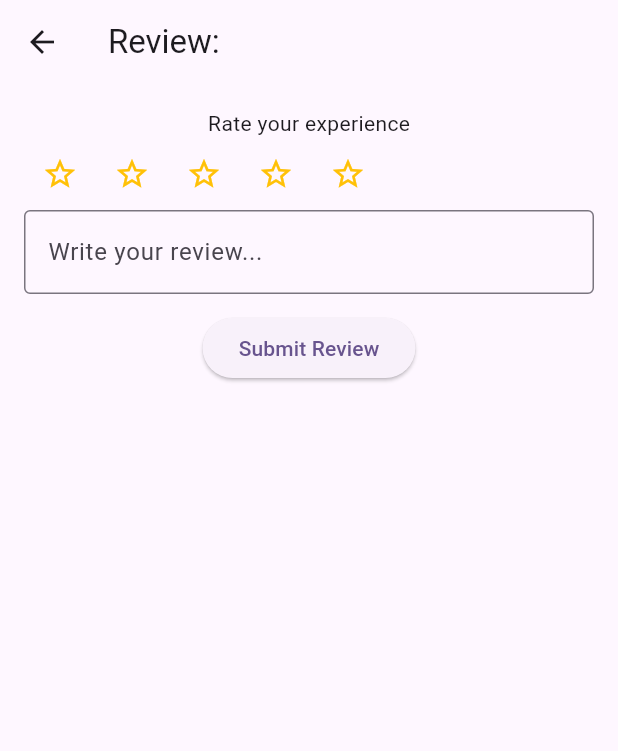
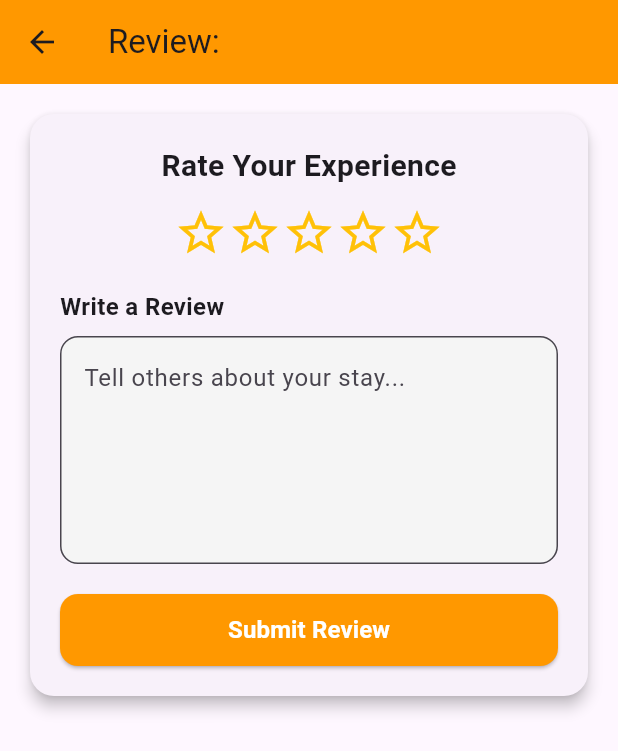
Before and after one commit to Akshayranil/cocoon_app, a Flutter app: the AddReviewScreen screen opened directly with empty values, on a phone screen of 412 x 824 dp. Shown: the top 751 px of the screen. Run offline on Flutter 3.47's test engine with Material 3 defaults, Android fonts, the phone set to English and light mode, and no system bars; our stand-ins replace bloc, cloud_firestore, equatable, firebase_auth, firebase_core, flutter_bloc and 5 more; missing offline and left inert: razorpay_flutter; accounts and stored records are empty.

Commit message:
user side completed

```diff
--- a/lib/controller/bloc/hotelbloc/fetchhotel_event.dart
+++ b/lib/controller/bloc/hotelbloc/fetchhotel_event.dart
@@ -30,3 +30,13 @@ class FilterHotelsByResidencyType extends HotelEvent {
   final String residencyType;
   FilterHotelsByResidencyType(this.residencyType);
 }
+
+class FilterHotelsByRating extends HotelEvent {
+  final double minRating;
+  FilterHotelsByRating(this.minRating);
+}
+
+class FilterHotelsByAmenities extends HotelEvent {
+  final List<String> selectedAmenities;
+  FilterHotelsByAmenities(this.selectedAmenities);
+}
--- a/lib/model/hotelmodel.dart
+++ b/lib/model/hotelmodel.dart
@@ -17,8 +17,10 @@ class Hotel {
   final String status;
   final DateTime? createdAt;
   final List<String> hotelimages;
-  final String rating;
+  final double rating;
   final String price;
+  final int reviewCount;
+
   Hotel({
     required this.id,
     required this.type,
@@ -36,8 +38,9 @@ class Hotel {
     required this.status,
     this.createdAt,
     required this.hotelimages,
-    required this.rating,
-    required this.price
+    this.rating= 0.0,
+    required this.price,
+    this.reviewCount = 0,
   });
 
   Map<String, dynamic> toMap() => {
@@ -57,11 +60,12 @@ class Hotel {
     'status': status,
     'createdAt': createdAt,
     'hotelimages': hotelimages,
-    'rating':rating,
-    'price':price
+    'rating': rating,
+    'price': price,
+    'reviewCount':reviewCount
   };
 
-  factory Hotel.fromMap(Map<String, dynamic> map,String id) {
+  factory Hotel.fromMap(Map<String, dynamic> map, String id) {
     return Hotel(
       id: id,
       type: map['type'] ?? '',
@@ -80,9 +84,10 @@ class Hotel {
       createdAt: (map['createdAt'] is Timestamp)
           ? (map['createdAt'] as Timestamp).toDate()
           : null,
-      hotelimages: List<String>.from(map['hotelimages'] ),
-      rating: (map['rating']?? '4.5'),
-      price: (map['price']?.toString()??'1600')
+      hotelimages: List<String>.from(map['hotelimages']),
+      rating: (map['rating'] ?? 0.0).toDouble(),
+      price: (map['price']?.toString() ?? '1600'),
+      reviewCount: map['reviewCount']??0,
     );
   }
 
@@ -103,8 +108,9 @@ class Hotel {
     String? status,
     DateTime? createdAt,
     List<String>? hotelimages,
-  String? rating,
+    double? rating,
     String? price,
+    int? reviewCount,
   }) {
     return Hotel(
       id: id ?? this.id,
@@ -125,7 +131,7 @@ class Hotel {
       hotelimages: hotelimages ?? this.hotelimages,
       rating: rating ?? this.rating,
       price: price ?? this.price,
+      reviewCount: reviewCount??this.reviewCount
     );
   }
-
 }
--- a/lib/model/review_model.dart
+++ b/lib/model/review_model.dart
@@ -5,6 +5,7 @@ class HotelReviewModel {
   final String userName; // Optional for displaying
   final String comment;
   final double rating;
+
   final DateTime createdAt;
 
   HotelReviewModel({
@@ -14,6 +15,7 @@ class HotelReviewModel {
     required this.userName,
     required this.comment,
     required this.rating,
+
     required this.createdAt,
   });
 
@@ -24,6 +26,7 @@ class HotelReviewModel {
       'userName': userName,
       'comment': comment,
       'rating': rating,
+
       'createdAt': createdAt.toIso8601String(),
     };
   }
@@ -36,6 +39,7 @@ class HotelReviewModel {
       userName: map['userName'] ?? '',
       comment: map['comment'] ?? '',
       rating: (map['rating'] ?? 0).toDouble(),
+
       createdAt: DateTime.parse(map['createdAt']),
     );
   }
--- a/lib/view/booking_screen/screen_add_review.dart
+++ b/lib/view/booking_screen/screen_add_review.dart
@@ -1,6 +1,7 @@
 import 'package:cocoon_app/controller/bloc/review/review_bloc.dart';
 import 'package:cocoon_app/controller/bloc/review/review_event.dart';
 import 'package:cocoon_app/model/review_model.dart';
+import 'package:cocoon_app/utilities/custom_color.dart';
 import 'package:firebase_auth/firebase_auth.dart';
 import 'package:flutter/material.dart';
 import 'package:flutter_bloc/flutter_bloc.dart';
@@ -19,42 +20,97 @@ class AddReviewScreen extends StatelessWidget {
     final user = FirebaseAuth.instance.currentUser!;
 
     return Scaffold(
-      appBar: AppBar(title: Text("Review: $hotelName")),
-      body: Padding(
-        padding: const EdgeInsets.all(16.0),
+      appBar: AppBar(
+        backgroundColor: AppColor.primary,
+        title: Text("Review: $hotelName"),
+        elevation: 0,
+      ),
+      body: SingleChildScrollView(
+        padding: const EdgeInsets.all(16),
+        child: Card(
+          elevation: 4,
+          shape: RoundedRectangleBorder(borderRadius: BorderRadius.circular(16)),
+          child: Padding(
+            padding: const EdgeInsets.all(20.0),
             child: Column(
+              crossAxisAlignment: CrossAxisAlignment.center,
               children: [
-            const Text("Rate your experience"),
+                const Text(
+                  "Rate Your Experience",
+                  style: TextStyle(
+                    fontSize: 20,
+                    fontWeight: FontWeight.bold,
+                  ),
+                ),
+                const SizedBox(height: 12),
 
-            // ⭐ Rating Row
+                // ⭐ Rating Bar
                 ValueListenableBuilder<double>(
                   valueListenable: ratingNotifier,
                   builder: (context, rating, _) {
                     return Row(
+                      mainAxisAlignment: MainAxisAlignment.center,
                       children: List.generate(5, (index) {
-                    return IconButton(
-                      icon: Icon(
+                        return GestureDetector(
+                          onTap: () => ratingNotifier.value = index + 1.0,
+                          child: Icon(
                             index < rating ? Icons.star : Icons.star_border,
                             color: Colors.amber,
+                            size: 36,
                           ),
-                      onPressed: () => ratingNotifier.value = index + 1.0,
                         );
                       }),
                     );
                   },
                 ),
 
+                const SizedBox(height: 20),
+
+                const Align(
+                  alignment: Alignment.centerLeft,
+                  child: Text(
+                    "Write a Review",
+                    style: TextStyle(fontSize: 16, fontWeight: FontWeight.w600),
+                  ),
+                ),
+                const SizedBox(height: 8),
+
                 TextField(
                   controller: _controller,
-              decoration: const InputDecoration(
-                hintText: "Write your review...",
-                border: OutlineInputBorder(),
+                  maxLines: 5,
+                  decoration: InputDecoration(
+                    hintText: "Tell others about your stay...",
+                    filled: true,
+                    fillColor: Colors.grey.shade100,
+                    border: OutlineInputBorder(
+                      borderRadius: BorderRadius.circular(12),
                     ),
                   ),
-            const SizedBox(height: 12),
+                ),
 
-            ElevatedButton(
+                const SizedBox(height: 20),
+
+                SizedBox(
+                  width: double.infinity,
+                  height: 48,
+                  child: ElevatedButton(
+                    style: ElevatedButton.styleFrom(
+                      backgroundColor: AppColor.primary,
+                      foregroundColor: AppColor.secondary,
+                      shape: RoundedRectangleBorder(
+                        borderRadius: BorderRadius.circular(12),
+                      ),
+                    ),
                     onPressed: () {
+                      if (ratingNotifier.value == 0) {
+                        ScaffoldMessenger.of(context).showSnackBar(
+                          const SnackBar(
+                            content: Text("Please select a rating"),
+                          ),
+                        );
+                        return;
+                      }
+
                       context.read<ReviewBloc>().add(AddReview(
                         HotelReviewModel(
                           id: '',
@@ -66,11 +122,21 @@ class AddReviewScreen extends StatelessWidget {
                           createdAt: DateTime.now(),
                         ),
                       ));
-                Navigator.pop(context); // Return to Bookings screen
+
+                      Navigator.pop(context);
                     },
-              child: const Text("Submit Review"),
-            )
+
+                    child: const Text(
+                      "Submit Review",
+                      style:
+                          TextStyle(fontSize: 16, fontWeight: FontWeight.bold),
+                    ),
+                  ),
+
+                ),
               ],
+            ),
+          ),
         ),
       ),
     );
--- a/lib/view/booking_screen/screen_booked.dart
+++ b/lib/view/booking_screen/screen_booked.dart
@@ -42,7 +42,7 @@ class BookedScreen extends StatelessWidget {
                 final room = bookings[index];
 
                 // ✅ Parse custom date format dd/MM/yyyy
-                final parts = room.checkOutDate.split('/'); // ["6","11","2025"]
+                final parts = room.checkInDate.split('/'); // ["6","11","2025"]
                 final checkoutDate = DateTime(
                   int.parse(parts[2]), // year
                   int.parse(parts[1]), // month
--- a/lib/view/home/home_screen/widgets/widget_highly_rated_hotels.dart
+++ b/lib/view/home/home_screen/widgets/widget_highly_rated_hotels.dart
@@ -50,7 +50,7 @@ class WidgetHighlyRatedHotels extends StatelessWidget {
                         imageUrl: hotel.hotelimages[0],
                         name: hotel.name,
                         location: hotel.propertyinformation,
-                        rating: hotel.rating,
+                        rating: hotel.rating.toStringAsFixed(1),
                         price: hotel.price,
                         isFavorite: isFavorite,
                         onLikeToggle: () {
```
Also changed, not shown: lib/controller/bloc/hotelbloc/fetchhotel_bloc.dart (+62 -1 lines), lib/controller/bloc/review/review_bloc.dart (+35 -7 lines), lib/view/home/home_screen/widgets/filter_modal.dart (+81 -0 lines), lib/view/home/home_screen/widgets/screen_highlyrated.dart (+9 -5 lines), lib/view/home/home_screen/widgets/widget_hotel_near_you.dart (+17 -10 lines), lib/view/home/hotel_detail_screen/widgets/hotel_available_rooms.dart (+7 -7 lines), lib/view/home/hotel_detail_screen/widgets/review_repository.dart (+29 -10 lines), lib/controller/bloc/booking/booking_event.dart (line endings or trailing spaces), lib/controller/bloc/hotelbloc/fetchhotel_state.dart (line endings or trailing spaces). Lines whose indentation alone changed are shown as unchanged.
